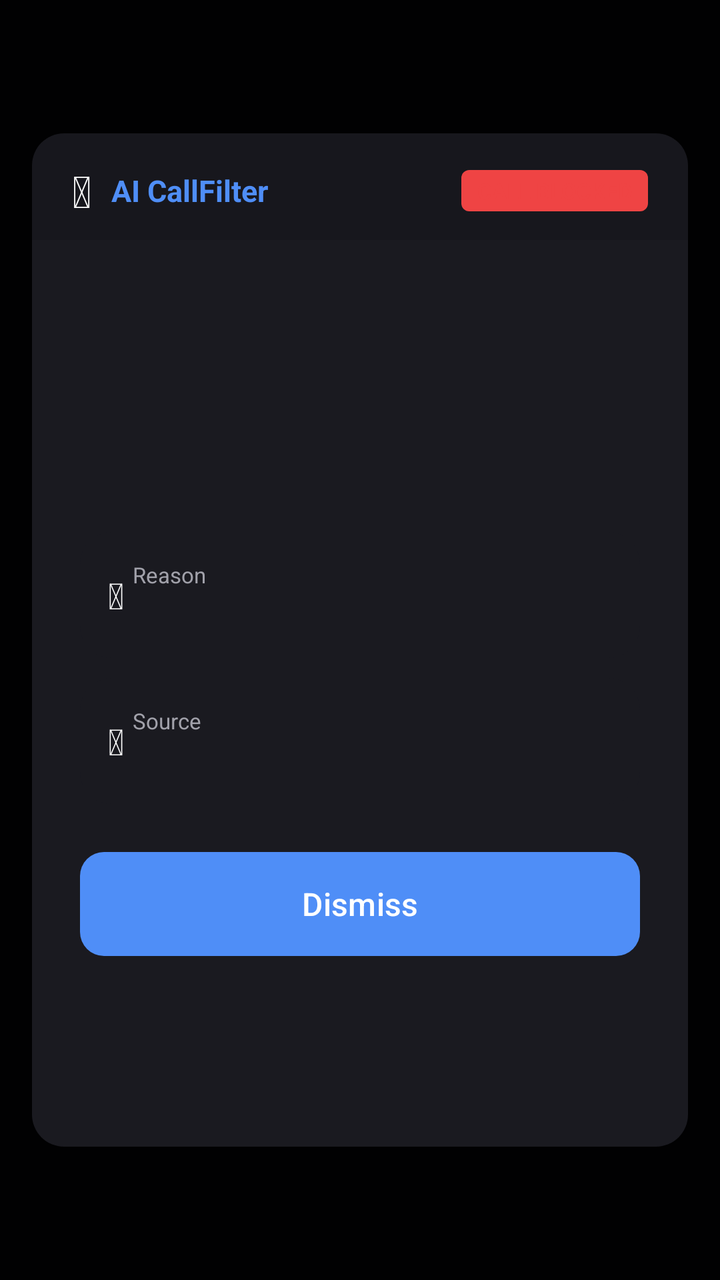
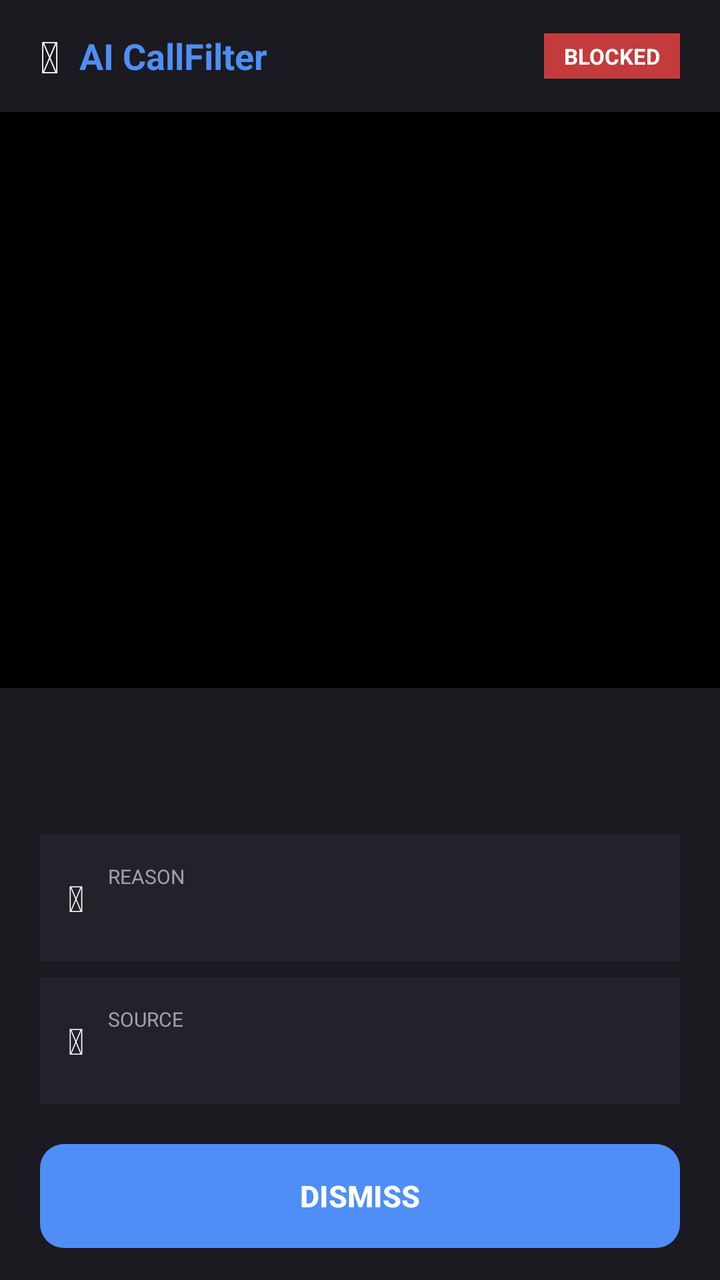

The first picture is an Android layout as it rendered before a commit; the second is the same layout after the commit. The layout source and the unified diff follow.
<!-- AndroidManifest.xml: application theme Theme.CallFilter -->
<!-- res/layout/layout_global_block_popup.xml -->
<?xml version="1.0" encoding="utf-8"?>
<LinearLayout xmlns:android="http://schemas.android.com/apk/res/android"
    android:layout_width="match_parent"
    android:layout_height="match_parent"
    android:orientation="vertical"
    android:background="#E8000000">

    
    <View android:layout_width="match_parent" android:layout_height="0dp" android:layout_weight="1"/>

    
    <LinearLayout
        android:layout_width="match_parent"
        android:layout_height="0dp"
        android:layout_weight="10"
        android:orientation="vertical"
        android:background="@drawable/card_bg"
        android:layout_margin="16dp"
        android:elevation="12dp">

        
        <ImageView
            android:id="@+id/gbpImage"
            android:layout_width="match_parent"
            android:layout_height="0dp"
            android:layout_weight="4"
            android:scaleType="centerCrop"
            android:visibility="gone"/>

        
        <LinearLayout
            android:layout_width="match_parent"
            android:layout_height="wrap_content"
            android:orientation="horizontal"
            android:gravity="center_vertical"
            android:background="#1A000000"
            android:paddingStart="20dp"
            android:paddingEnd="20dp"
            android:paddingTop="14dp"
            android:paddingBottom="10dp">
            <TextView
                android:layout_width="wrap_content"
                android:layout_height="wrap_content"
                android:text="&#x1F6E1;"
                android:textSize="22sp"
                android:layout_marginEnd="10dp"/>
            <TextView
                android:layout_width="0dp"
                android:layout_weight="1"
                android:layout_height="wrap_content"
                android:text="AI CallFilter"
                android:textSize="15sp"
                android:textStyle="bold"
                android:textColor="@color/accent"/>
            <TextView
                android:layout_width="wrap_content"
                android:layout_height="wrap_content"
                android:text="CALL BLOCKED"
                android:textSize="11sp"
                android:textStyle="bold"
                android:textColor="@color/reject"
                android:background="@drawable/badge_reject"
                android:paddingStart="8dp"
                android:paddingEnd="8dp"
                android:paddingTop="3dp"
                android:paddingBottom="3dp"/>
        </LinearLayout>

        
        <LinearLayout
            android:layout_width="match_parent"
            android:layout_height="0dp"
            android:layout_weight="5"
            android:orientation="vertical"
            android:padding="24dp"
            android:gravity="center_vertical">

            
            <TextView
                android:id="@+id/gbpNumber"
                android:layout_width="wrap_content"
                android:layout_height="wrap_content"
                android:textSize="26sp"
                android:textStyle="bold"
                android:textColor="@color/reject"
                android:layout_marginBottom="16dp"/>

            
            <LinearLayout
                android:layout_width="match_parent"
                android:layout_height="wrap_content"
                android:orientation="horizontal"
                android:gravity="center_vertical"
                android:background="@drawable/card_bg"
                android:padding="14dp"
                android:layout_marginBottom="10dp">
                <TextView
                    android:layout_width="wrap_content"
                    android:layout_height="wrap_content"
                    android:text="&#x1F310; "
                    android:textSize="18sp"/>
                <LinearLayout
                    android:layout_width="0dp"
                    android:layout_weight="1"
                    android:layout_height="wrap_content"
                    android:orientation="vertical">
                    <TextView
                        android:layout_width="wrap_content"
                        android:layout_height="wrap_content"
                        android:text="Reason"
                        android:textSize="11sp"
                        android:textColor="@color/subtext"/>
                    <TextView
                        android:id="@+id/gbpReason"
                        android:layout_width="wrap_content"
                        android:layout_height="wrap_content"
                        android:textSize="15sp"
                        android:textStyle="bold"
                        android:textColor="@color/text"/>
                </LinearLayout>
            </LinearLayout>

            
            <LinearLayout
                android:layout_width="match_parent"
                android:layout_height="wrap_content"
                android:orientation="horizontal"
                android:gravity="center_vertical"
                android:background="@drawable/card_bg"
                android:padding="14dp"
                android:layout_marginBottom="24dp">
                <TextView
                    android:layout_width="wrap_content"
                    android:layout_height="wrap_content"
                    android:text="&#x1F4CB; "
                    android:textSize="18sp"/>
                <LinearLayout
                    android:layout_width="0dp"
                    android:layout_weight="1"
                    android:layout_height="wrap_content"
                    android:orientation="vertical">
                    <TextView
                        android:layout_width="wrap_content"
                        android:layout_height="wrap_content"
                        android:text="Source"
                        android:textSize="11sp"
                        android:textColor="@color/subtext"/>
                    <TextView
                        android:id="@+id/gbpAdminName"
                        android:layout_width="wrap_content"
                        android:layout_height="wrap_content"
                        android:textSize="15sp"
                        android:textStyle="bold"
                        android:textColor="@color/accent"/>
                </LinearLayout>
            </LinearLayout>

            
            <Button
                android:id="@+id/gbpDismiss"
                android:layout_width="match_parent"
                android:layout_height="52dp"
                android:text="Dismiss"
                android:textSize="16sp"
                android:textColor="#fff"
                android:background="@drawable/btn_accent"
                android:minWidth="0dp"/>
        </LinearLayout>
    </LinearLayout>

    
    <View android:layout_width="match_parent" android:layout_height="0dp" android:layout_weight="1"/>
</LinearLayout>
<!-- resources referenced by this layout -->
<resources>
  <color name="accent">#4F8EF7</color>
  <color name="reject">#EF4444</color>
  <color name="subtext">#A1A1AA</color>
  <color name="text">#FFFFFF</color>
  <!-- drawable badge_reject (drawable) -->
  <?xml version="1.0" encoding="utf-8"?>
  <shape xmlns:android="http://schemas.android.com/apk/res/android" android:shape="rectangle">
      <corners android:radius="4dp"/>
      <solid android:color="#EF4444"/>
  </shape>
  <!-- drawable btn_accent (drawable) -->
  <?xml version="1.0" encoding="utf-8"?>
  <shape xmlns:android="http://schemas.android.com/apk/res/android" android:shape="rectangle">
      <corners android:radius="12dp"/>
      <solid android:color="#4F8EF7"/>
  </shape>
  <!-- drawable card_bg (drawable) -->
  <?xml version="1.0" encoding="utf-8"?>
  <shape xmlns:android="http://schemas.android.com/apk/res/android" android:shape="rectangle">
      <corners android:radius="16dp"/>
      <solid android:color="#1A1A20"/>
  </shape>
  <style name="Theme.CallFilter" parent="Theme.Material3.DayNight.NoActionBar">
          <item name="android:windowBackground">@color/bg</item>
          <item name="android:statusBarColor">@color/bg</item>
          <item name="android:navigationBarColor">@color/bg</item>
          <item name="android:windowLightStatusBar">false</item>
          <item name="colorPrimary">@color/accent</item>
          <item name="colorOnPrimary">@color/white</item>
          <item name="android:textColor">@color/text</item>
      </style>
  <color name="bg">#0F0F12</color>
  <color name="white">#FFFFFF</color>
</resources>

<!-- the commit's change to res/layout/layout_global_block_popup.xml (unified diff, before → after) -->
@@ -3,29 +3,88 @@
     android:layout_width="match_parent"
     android:layout_height="match_parent"
     android:orientation="vertical"
-    android:background="#E8000000">
-
-    
-    <View android:layout_width="match_parent" android:layout_height="0dp" android:layout_weight="1"/>
+    android:background="#F0000000">
 
     
     <LinearLayout
         android:layout_width="match_parent"
+        android:layout_height="56dp"
+        android:orientation="horizontal"
+        android:gravity="center_vertical"
+        android:paddingStart="20dp"
+        android:paddingEnd="20dp"
+        android:background="@color/card">
+        <TextView
+            android:layout_width="wrap_content"
+            android:layout_height="wrap_content"
+            android:text="&#x1F6E1;"
+            android:textSize="22sp"
+            android:layout_marginEnd="10dp"/>
+        <TextView
+            android:layout_width="0dp"
+            android:layout_weight="1"
+            android:layout_height="wrap_content"
+            android:text="AI CallFilter"
+            android:textSize="18sp"
+            android:textStyle="bold"
+            android:textColor="@color/accent"/>
+        <TextView
+            android:layout_width="wrap_content"
+            android:layout_height="wrap_content"
+            android:text="BLOCKED"
+            android:textSize="11sp"
+            android:textStyle="bold"
+            android:textColor="#fff"
+            android:background="#CCEF4444"
+            android:paddingStart="10dp"
+            android:paddingEnd="10dp"
+            android:paddingTop="4dp"
+            android:paddingBottom="4dp"/>
+    </LinearLayout>
+
+    
+    <ImageView
+        android:id="@+id/gbpImage"
+        android:layout_width="match_parent"
         android:layout_height="0dp"
-        android:layout_weight="10"
+        android:layout_weight="1"
+        android:scaleType="centerCrop"
+        android:visibility="gone"/>
+
+    
+    <View
+        android:id="@+id/gbpImageSpacer"
+        android:layout_width="match_parent"
+        android:layout_height="0dp"
+        android:layout_weight="1"
+        android:visibility="visible"/>
+
+    
+    <LinearLayout
+        android:layout_width="match_parent"
+        android:layout_height="wrap_content"
         android:orientation="vertical"
-        android:background="@drawable/card_bg"
-        android:layout_margin="16dp"
-        android:elevation="12dp">
+        android:background="@color/card"
+        android:paddingStart="20dp"
+        android:paddingEnd="20dp"
+        android:paddingTop="20dp"
+        android:paddingBottom="16dp">
 
         
-        <ImageView
-            android:id="@+id/gbpImage"
+        <HorizontalScrollView
             android:layout_width="match_parent"
-            android:layout_height="0dp"
-            android:layout_weight="4"
-            android:scaleType="centerCrop"
-            android:visibility="gone"/>
+            android:layout_height="wrap_content"
+            android:scrollbars="none"
+            android:layout_marginBottom="16dp">
+            <TextView
+                android:id="@+id/gbpNumber"
+                android:layout_width="wrap_content"
+                android:layout_height="wrap_content"
+                android:textSize="28sp"
+                android:textStyle="bold"
+                android:textColor="@color/reject"
+                android:singleLine="true"/>
+        </HorizontalScrollView>
 
         
         <LinearLayout
@@ -33,141 +92,82 @@
             android:layout_height="wrap_content"
             android:orientation="horizontal"
             android:gravity="center_vertical"
-            android:background="#1A000000"
-            android:paddingStart="20dp"
-            android:paddingEnd="20dp"
-            android:paddingTop="14dp"
-            android:paddingBottom="10dp">
+            android:background="@color/surface"
+            android:padding="14dp"
+            android:layout_marginBottom="8dp">
             <TextView
                 android:layout_width="wrap_content"
                 android:layout_height="wrap_content"
-                android:text="&#x1F6E1;"
-                android:textSize="22sp"
-                android:layout_marginEnd="10dp"/>
-            <TextView
+                android:text="&#x1F310;"
+                android:textSize="18sp"
+                android:layout_marginEnd="12dp"/>
+            <LinearLayout
                 android:layout_width="0dp"
                 android:layout_weight="1"
                 android:layout_height="wrap_content"
-                android:text="AI CallFilter"
-                android:textSize="15sp"
-                android:textStyle="bold"
-                android:textColor="@color/accent"/>
-            <TextView
-                android:layout_width="wrap_content"
-                android:layout_height="wrap_content"
-                android:text="CALL BLOCKED"
-                android:textSize="11sp"
-                android:textStyle="bold"
-                android:textColor="@color/reject"
-                android:background="@drawable/badge_reject"
-                android:paddingStart="8dp"
-                android:paddingEnd="8dp"
-                android:paddingTop="3dp"
-                android:paddingBottom="3dp"/>
+                android:orientation="vertical">
+                <TextView
+                    android:layout_width="wrap_content"
+                    android:layout_height="wrap_content"
+                    android:text="REASON"
+                    android:textSize="10sp"
+                    android:textColor="@color/subtext"/>
+                <TextView
+                    android:id="@+id/gbpReason"
+                    android:layout_width="wrap_content"
+                    android:layout_height="wrap_content"
+                    android:textSize="16sp"
+                    android:textStyle="bold"
+                    android:textColor="@color/text"/>
+            </LinearLayout>
         </LinearLayout>
 
         
         <LinearLayout
             android:layout_width="match_parent"
-            android:layout_height="0dp"
-            android:layout_weight="5"
-            android:orientation="vertical"
-            android:padding="24dp"
-            android:gravity="center_vertical">
-
-            
+            android:layout_height="wrap_content"
+            android:orientation="horizontal"
+            android:gravity="center_vertical"
+            android:background="@color/surface"
+            android:padding="14dp"
+            android:layout_marginBottom="20dp">
             <TextView
-                android:id="@+id/gbpNumber"
                 android:layout_width="wrap_content"
                 android:layout_height="wrap_content"
-                android:textSize="26sp"
-                android:textStyle="bold"
-                android:textColor="@color/reject"
-                android:layout_marginBottom="16dp"/>
-
-            
+                android:text="&#x1F4CB;"
+                android:textSize="18sp"
+                android:layout_marginEnd="12dp"/>
             <LinearLayout
-                android:layout_width="match_parent"
+                android:layout_width="0dp"
+                android:layout_weight="1"
                 android:layout_height="wrap_content"
-                android:orientation="horizontal"
-                android:gravity="center_vertical"
-                android:background="@drawable/card_bg"
-                android:padding="14dp"
-                android:layout_marginBottom="10dp">
+                android:orientation="vertical">
                 <TextView
                     android:layout_width="wrap_content"
                     android:layout_height="wrap_content"
-                    android:text="&#x1F310; "
-                    android:textSize="18sp"/>
-                <LinearLayout
-                    android:layout_width="0dp"
-                    android:layout_weight="1"
-                    android:layout_height="wrap_content"
-                    android:orientation="vertical">
-                    <TextView
-                        android:layout_width="wrap_content"
-                        android:layout_height="wrap_content"
-                        android:text="Reason"
-                        android:textSize="11sp"
-                        android:textColor="@color/subtext"/>
-                    <TextView
-                        android:id="@+id/gbpReason"
-                        android:layout_width="wrap_content"
-                        android:layout_height="wrap_content"
-                        android:textSize="15sp"
-                        android:textStyle="bold"
-                        android:textColor="@color/text"/>
-                </LinearLayout>
-            </LinearLayout>
-
-            
-            <LinearLayout
-                android:layout_width="match_parent"
-                android:layout_height="wrap_content"
-                android:orientation="horizontal"
-                android:gravity="center_vertical"
-                android:background="@drawable/card_bg"
-                android:padding="14dp"
-                android:layout_marginBottom="24dp">
+                    android:text="SOURCE"
+                    android:textSize="10sp"
+                    android:textColor="@color/subtext"/>
                 <TextView
+                    android:id="@+id/gbpAdminName"
                     android:layout_width="wrap_content"
                     android:layout_height="wrap_content"
-                    android:text="&#x1F4CB; "
-                    android:textSize="18sp"/>
-                <LinearLayout
-                    android:layout_width="0dp"
-                    android:layout_weight="1"
-                    android:layout_height="wrap_content"
-                    android:orientation="vertical">
-                    <TextView
-                        android:layout_width="wrap_content"
-                        android:layout_height="wrap_content"
-                        android:text="Source"
-                        android:textSize="11sp"
-                        android:textColor="@color/subtext"/>
-                    <TextView
-                        android:id="@+id/gbpAdminName"
-                        android:layout_width="wrap_content"
-                        android:layout_height="wrap_content"
-                        android:textSize="15sp"
-                        android:textStyle="bold"
-                        android:textColor="@color/accent"/>
-                </LinearLayout>
+                    android:textSize="16sp"
+                    android:textStyle="bold"
+                    android:textColor="@color/accent"/>
             </LinearLayout>
+        </LinearLayout>
 
-            
-            <Button
-                android:id="@+id/gbpDismiss"
-                android:layout_width="match_parent"
-                android:layout_height="52dp"
-                android:text="Dismiss"
-                android:textSize="16sp"
-                android:textColor="#fff"
-                android:background="@drawable/btn_accent"
-                android:minWidth="0dp"/>
-        </LinearLayout>
+        
+        <Button
+            android:id="@+id/gbpDismiss"
+            android:layout_width="match_parent"
+            android:layout_height="52dp"
+            android:text="DISMISS"
+            android:textSize="15sp"
+            android:textStyle="bold"
+            android:textColor="#fff"
+            android:background="@drawable/btn_accent"
+            android:minWidth="0dp"/>
     </LinearLayout>
-
-    
-    <View android:layout_width="match_parent" android:layout_height="0dp" android:layout_weight="1"/>
 </LinearLayout>
<!-- resource entries referenced after the edit -->
@@ -1,26 +1,16 @@
 <!-- resources referenced by this layout -->
 <resources>
   <color name="accent">#4F8EF7</color>
+  <color name="card">#1A1A20</color>
   <color name="reject">#EF4444</color>
   <color name="subtext">#A1A1AA</color>
+  <color name="surface">#22232A</color>
   <color name="text">#FFFFFF</color>
-  <!-- drawable badge_reject (drawable) -->
-  <?xml version="1.0" encoding="utf-8"?>
-  <shape xmlns:android="http://schemas.android.com/apk/res/android" android:shape="rectangle">
-      <corners android:radius="4dp"/>
-      <solid android:color="#EF4444"/>
-  </shape>
   <!-- drawable btn_accent (drawable) -->
   <?xml version="1.0" encoding="utf-8"?>
   <shape xmlns:android="http://schemas.android.com/apk/res/android" android:shape="rectangle">
       <corners android:radius="12dp"/>
       <solid android:color="#4F8EF7"/>
-  </shape>
-  <!-- drawable card_bg (drawable) -->
-  <?xml version="1.0" encoding="utf-8"?>
-  <shape xmlns:android="http://schemas.android.com/apk/res/android" android:shape="rectangle">
-      <corners android:radius="16dp"/>
-      <solid android:color="#1A1A20"/>
   </shape>
   <style name="Theme.CallFilter" parent="Theme.Material3.DayNight.NoActionBar">
           <item name="android:windowBackground">@color/bg</item>
